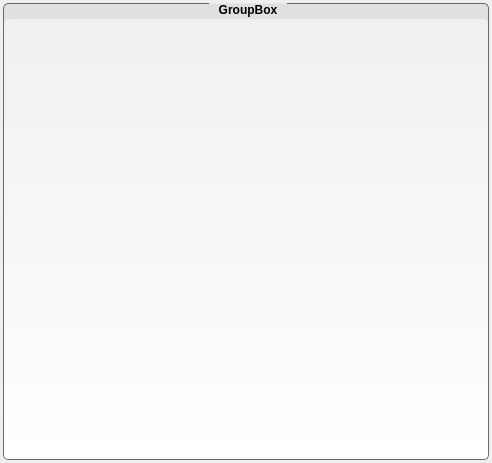
Above: uis/tabview.ui from mainster/WorktimeManager before the change. Below: the same form after it.
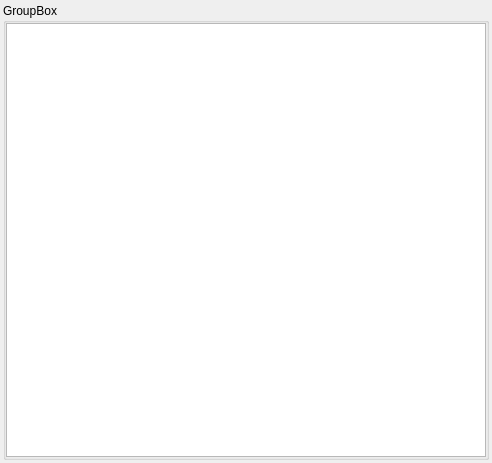
That is the form after the change. Icons and pictures are not drawn.

Diff of the .ui file:
```diff
--- a/uis/tabview.ui
+++ b/uis/tabview.ui
@@ -32,64 +32,7 @@
    <item>
     <widget class="QGroupBox" name="gb">
      <property name="styleSheet">
-      <string notr="true">QGroupBox{
-   	background-color: qlineargradient(x1: 0, y1: 0, x2: 0, y2: 1, stop: 0 #E0E0E0, stop: 1 #FFFFFF);
-   	border-radius: 5px;
-  	margin-top: 1ex; /* leave space at the top for the title */
-   	font: italic 9pt &quot;Arial&quot;;
-   	font-weight: bold;
-	border: 1px solid;    
- 	border-color: rgb(105, 105, 105);
-   	color: black;
-}
-QGroupBox::title {
-   	subcontrol-origin: margin; /* margin boarder padding content */
-   	subcontrol-position: top center; /* position at the top center */
-   	top: 1.2ex;   
-  	padding: 0px 8px
-} 
-QGroupBox::title:hover {
-    color: rgba(235, 235, 235, 255);
-}
- QTableView{
-	background-color: qlineargradient(x1: 0, y1: 0, x2: 0, y2: 1, stop: 0 #F0F0F0, stop: 1 #FFFFFF);
-	border: 0px solid gray;
-	border-radius: 5px;
-	margin-top: 15px; /* leave space at the top for the title */
- }
-QTableView[select=false]{ background-color: qlineargradient(x1: 0, y1: 0, x2: 0, y2: 1, stop: 0 #F0F0F0, stop: 1 #FFFFFF); }
-QGroupBox[select=false]{ border-color: rgb(105, 105, 105); }
-
-QTableView[select=true]{ background-color: qlineargradient(x1: 0, y1: 0, x2: 0, y2: 1, stop: 0 #C0C0C0, stop: 1 #FFFFFF); }
-QGroupBox[select=true]{ border-color: rgb(0, 28, 170) }
-
-
-/* Customize Table header */
- QHeaderView::section {
-     background-color: qlineargradient(x1:0, y1:0, x2:0, y2:1,
-                                       stop:    0 #616161, stop: 0.5 #505050,
-                                       stop: 0.6 #434343, stop:    1 #656565);
-     color: white;
-     padding-left: 4px;
-     padding-right: 4px;
-     padding-top: 2px;
-     padding-bottom: 2px;
-     border: 1px solid #6c6c6c;
- }
-
- QHeaderView::section:checked {
-     background-color: rgb(31, 94, 233);
- }
-
- /* style the sort indicator */
-QHeaderView::down-arrow {
-/*     image: url(:/images/down_arrow.png);*/
- }
-
- QHeaderView::up-arrow {
-/*     image: url(:/images/up_arrow.png);*/
- }
-</string>
+      <string notr="true"/>
      </property>
      <property name="title">
       <string>GroupBox</string>
```
